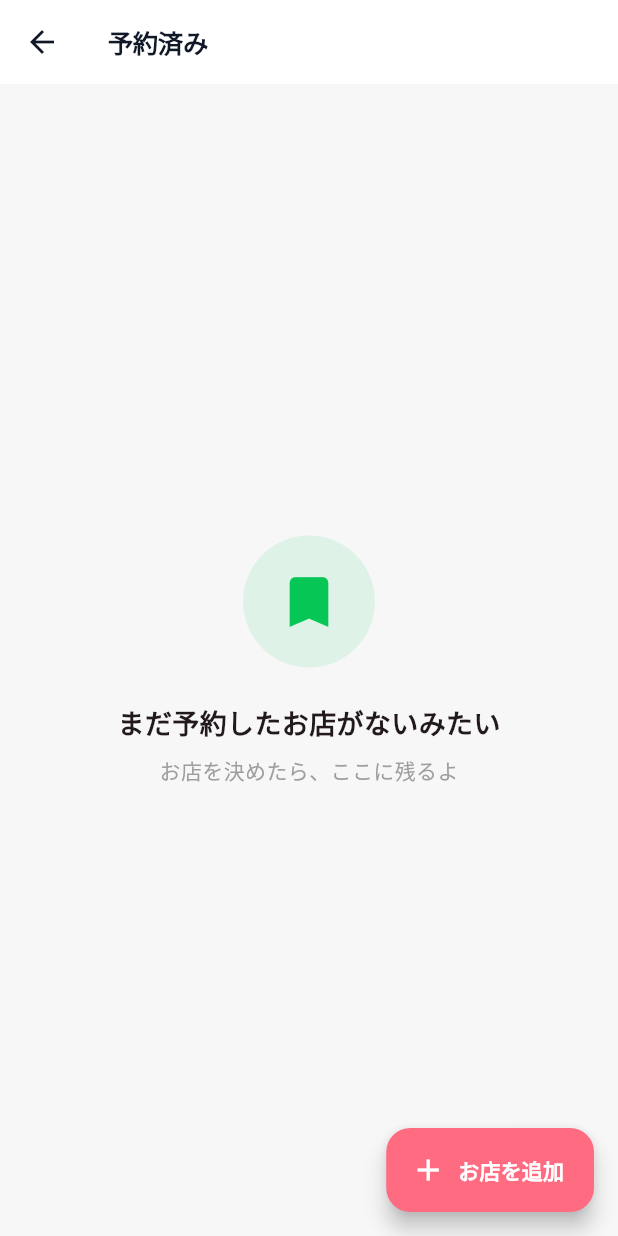
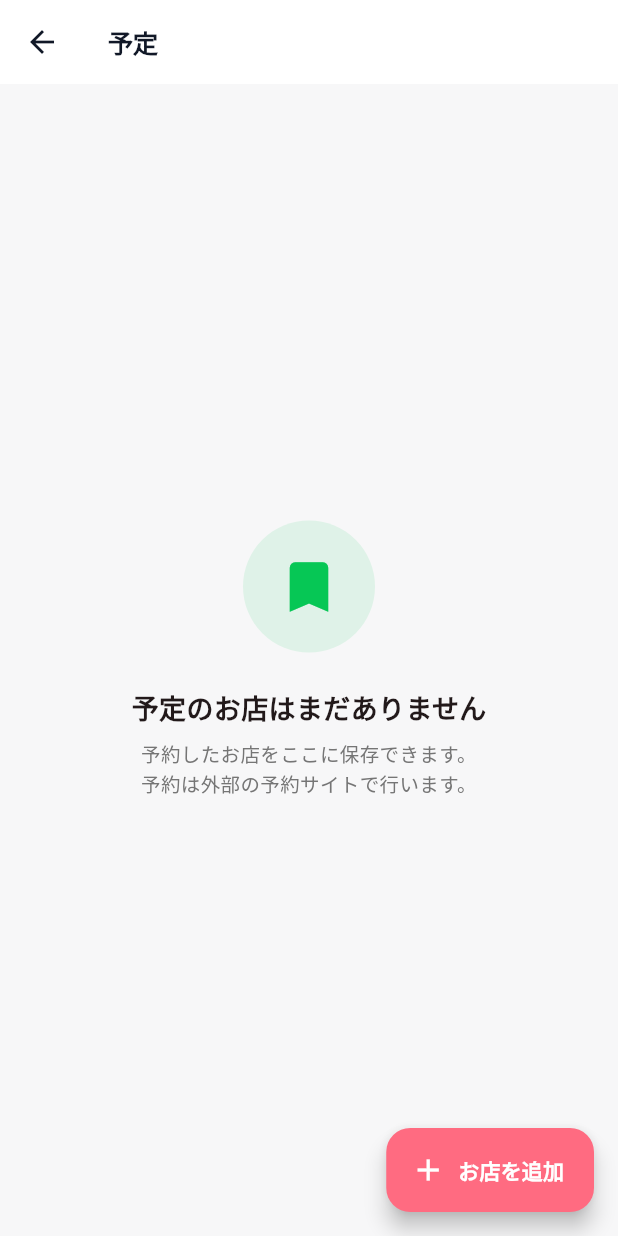
Before and after one commit to iwpbiksrlvt10490424-eng/mannaka, a Flutter app: the ReservedScreen screen opened directly, on a phone screen of 412 x 824 dp. Run offline on Flutter 3.47's test engine with Material 3 defaults, Android fonts, the phone set to English and light mode, and no system bars; our stand-ins replace app_links, cached_network_image, cloud_firestore, firebase_auth, firebase_core, flutter_map and 7 more; accounts and stored records are empty; generated files the repository leaves out were written again; network calls fail.

Commit message:
refactor(copy): UX critique を反映してホーム/詳細/予約済みの文言を整理
- ホーム画面のヒロー: 「集まりやすいお店、見つけよう」→「みんなが集まりやすい\n真ん中のお店を探そう」
- メイン CTA「Aimaを探す」→「真ん中のお店を探す」（home_screen / search_screen / Semantics ラベル / QuickAction ラベルすべて）
- 詳細画面の予約ボタン「予約する」→「予約ページへ進む」+ 補足「外部の予約サイトを開きます」
- 「予約済み」タブを「予定」へリネーム（main_screen ナビ / reserved_screen タイトル / 各種メッセージ / FAQ / チュートリアル / オンボーディング）
- 予定画面の空状態を商用文言に: 「予定のお店はまだありません」+「予約したお店をここに保存できます。予約は外部の予約サイトで行います。」

「Aima」は社内用語でユーザーに通じない / 「予約する」は外部サイト遷移と一致しない / 「予約済み」は機能実態（外部送客のみ）と乖離するため、それぞれ実態と一致した表現へ。

Co-Authored-By: Claude Opus 4.7 (1M context) <noreply@anthropic.com>

```diff
--- a/lib/screens/home_screen.dart
+++ b/lib/screens/home_screen.dart
@@ -367,12 +367,13 @@ class _HomeScreenState extends ConsumerState<HomeScreen> {
                             child: Align(
                               alignment: Alignment.centerLeft,
                               child: Text(
-                                '集まりやすいお店、見つけよう',
+                                'みんなが集まりやすい\n真ん中のお店を探そう',
                                 style: TextStyle(
                                   fontSize: 19,
                                   fontWeight: FontWeight.w800,
                                   color: AppColors.textPrimary,
                                   letterSpacing: -0.5,
+                                  height: 1.35,
                                 ),
                               ),
                             ),
@@ -386,7 +387,7 @@ class _HomeScreenState extends ConsumerState<HomeScreen> {
                                 const SizedBox(height: 4),
                                 // ─── メインCTA ─────────────────────
                                 Semantics(
-                                  label: 'Aimaを探す',
+                                  label: '真ん中のお店を探す',
                                   button: true,
                                   child: GestureDetector(
                                     onTap: () {
@@ -407,7 +408,7 @@ class _HomeScreenState extends ConsumerState<HomeScreen> {
                                               color: Colors.white, size: 20),
                                           SizedBox(width: 8),
                                           Text(
-                                            'Aimaを探す',
+                                            '真ん中のお店を探す',
                                             style: TextStyle(
                                               color: Colors.white,
                                               fontSize: 15,
@@ -908,7 +909,7 @@ class _MascotSheet extends ConsumerWidget {
                 children: [
                   _QuickAction(
                     icon: Icons.search_rounded,
-                    label: 'Aimaを探す',
+                    label: '真ん中のお店を探す',
                     color: AppColors.primary,
                     onTap: () {
                       Navigator.pop(context);
--- a/lib/screens/main_screen.dart
+++ b/lib/screens/main_screen.dart
@@ -147,7 +147,7 @@ class _MainScreenState extends ConsumerState<MainScreen> {
           NavigationDestination(
             icon: Icon(Icons.bookmark_outline),
             selectedIcon: Icon(Icons.bookmark_rounded),
-            label: '予約済み',
+            label: '予定',
           ),
           NavigationDestination(
             icon: Icon(Icons.person_outline_rounded),
--- a/lib/screens/onboarding_screen.dart
+++ b/lib/screens/onboarding_screen.dart
@@ -45,7 +45,7 @@ const _slides = [
   _Slide(
     title: '予約・訪問の記録も。',
     body: '予約できた・行けたお店を手動で追加できます。\nグループ単位で履歴を振り返れます。',
-    caption: '予約済み / 行ったお店 画面の「+」',
+    caption: '予定 / 行ったお店 画面の「+」',
   ),
   _Slide(
     title: '今日から、もっと\n気軽に集まれる。',
--- a/lib/screens/reserved_screen.dart
+++ b/lib/screens/reserved_screen.dart
@@ -27,7 +27,7 @@ class _ReservedScreenState extends ConsumerState<ReservedScreen> {
     return Scaffold(
       backgroundColor: AppColors.background,
       appBar: AppBar(
-        title: const Text('予約済み',
+        title: const Text('予定',
             style: TextStyle(fontWeight: FontWeight.w800, color: AppColors.textPrimary)),
         backgroundColor: AppColors.surface,
         foregroundColor: AppColors.textPrimary,
@@ -63,11 +63,12 @@ class _ReservedScreenState extends ConsumerState<ReservedScreen> {
                 size: 44, color: Color(0xFF06C755)),
           ),
           const SizedBox(height: 24),
-          const Text('まだ予約したお店がないみたい',
+          const Text('予定のお店はまだありません',
               style: TextStyle(fontSize: 18, fontWeight: FontWeight.w600)),
           const SizedBox(height: 8),
-          Text('お店を決めたら、ここに残るよ',
-              style: TextStyle(fontSize: 14, color: Colors.grey.shade500)),
+          Text('予約したお店をここに保存できます。\n予約は外部の予約サイトで行います。',
+              textAlign: TextAlign.center,
+              style: TextStyle(fontSize: 13, color: Colors.grey.shade600, height: 1.5)),
         ],
       ),
     );
--- a/lib/screens/restaurant_detail_screen.dart
+++ b/lib/screens/restaurant_detail_screen.dart
@@ -329,10 +329,10 @@ class _RestaurantDetailScreenState extends ConsumerState<RestaurantDetailScreen>
     );
     ref.read(reservedRestaurantsProvider.notifier).add(entryWithGroup);
     // 「行ったお店」への自動追加は廃止。
-    // 予約済み画面の「決定！行った」ボタンで明示的に追加する。
+    // 予定画面の「決定！行った」ボタンで明示的に追加する。
     if (mounted) {
       ScaffoldMessenger.of(context).showSnackBar(const SnackBar(
-        content: Text('予約済みに保存しました'),
+        content: Text('予定に保存しました'),
         backgroundColor: Color(0xFF10B981),
         behavior: SnackBarBehavior.floating,
       ));
@@ -689,9 +689,14 @@ class _ReserveButton extends StatelessWidget {
 
   @override
   Widget build(BuildContext context) {
+    // ボタン文言: 「予約する」だとアプリ内予約と誤解される可能性があるため
+    // 外部サイト（Hotpepper）に遷移する実態を文言で明示する。
     return Tooltip(
-      message: '予約する',
-      child: SizedBox(
+      message: '予約ページへ進む',
+      child: Column(
+        mainAxisSize: MainAxisSize.min,
+        children: [
+          SizedBox(
             width: double.infinity,
             height: 52,
             child: ElevatedButton(
@@ -700,12 +705,22 @@ class _ReserveButton extends StatelessWidget {
                 backgroundColor: AppColors.primary,
                 foregroundColor: Colors.white,
                 elevation: 0,
-            shape:
-                RoundedRectangleBorder(borderRadius: BorderRadius.circular(14)),
-          ),
-          child: const Text('予約する',
+                shape: RoundedRectangleBorder(
+                    borderRadius: BorderRadius.circular(14)),
+              ),
+              child: const Text('予約ページへ進む',
                   style: TextStyle(fontSize: 16, fontWeight: FontWeight.w700)),
             ),
+          ),
+          const SizedBox(height: 6),
+          Text(
+            '外部の予約サイトを開きます',
+            style: TextStyle(
+              fontSize: 11,
+              color: AppColors.textSecondary,
+            ),
+          ),
+        ],
       ),
     );
   }
--- a/lib/screens/search_screen.dart
+++ b/lib/screens/search_screen.dart
@@ -1021,7 +1021,7 @@ class _SearchButton extends ConsumerWidget {
                         Text(
                           state.occasion != Occasion.none
                               ? '${state.occasion.label}のお店を見つける'
-                              : 'Aimaを探す',
+                              : '真ん中のお店を探す',
                           style: const TextStyle(
                               fontSize: 16, fontWeight: FontWeight.w700),
                           maxLines: 1,
--- a/lib/screens/support_screen.dart
+++ b/lib/screens/support_screen.dart
@@ -33,7 +33,7 @@ class SupportScreen extends StatelessWidget {
     (
       Icons.check_circle_outline_rounded,
       '行ったお店に記録する',
-      '「予約済み」画面の「決定！行った」ボタンを押すと行ったお店に記録されます。誰と行ったかグループ名も残ります。',
+      '「予定」画面の「決定！行った」ボタンを押すと行ったお店に記録されます。誰と行ったかグループ名も残ります。',
     ),
   ];
 
@@ -92,11 +92,11 @@ class SupportScreen extends StatelessWidget {
     ),
     (
       '予約したお店はどこで確認できる？',
-      '「予約済み」タブに保存されます。お店に行ったら「決定！行った」を押すと「行ったお店」に記録が移ります。',
+      '「予定」タブに保存されます。お店に行ったら「決定！行った」を押すと「行ったお店」に記録が移ります。',
     ),
     (
       '行ったお店を手動で追加したい',
-      '履歴画面の「行ったお店」タブ右下の「+」から手動追加できます。予約済み画面も同様です。',
+      '履歴画面の「行ったお店」タブ右下の「+」から手動追加できます。予定画面も同様です。',
     ),
   ];
 
--- a/lib/screens/tutorial_screen.dart
+++ b/lib/screens/tutorial_screen.dart
@@ -60,10 +60,10 @@ class TutorialScreen extends ConsumerWidget {
     ),
     _Section(
       icon: Icons.check_circle_rounded,
-      title: '予約済み・行ったお店を記録',
+      title: '予定・行ったお店を記録',
       body: '予約したお店・行ったお店を手動で追加して\n'
           'グループ単位で記録を振り返れます。',
-      where: '予約済み / 行ったお店 画面の「+」',
+      where: '予定 / 行ったお店 画面の「+」',
     ),
     _Section(
       icon: Icons.filter_list_rounded,
--- a/lib/widgets/manual_restaurant_add_sheet.dart
+++ b/lib/widgets/manual_restaurant_add_sheet.dart
@@ -124,7 +124,7 @@ class _ManualRestaurantAddSheetState
     Navigator.of(context).pop();
     ScaffoldMessenger.of(context).showSnackBar(SnackBar(
       content: Text(_target == AddTarget.reserved
-          ? '予約済みに追加しました'
+          ? '予定に追加しました'
           : '行ったお店に追加しました'),
       backgroundColor: AppColors.primary,
       behavior: SnackBarBehavior.floating,
@@ -171,7 +171,7 @@ class _ManualRestaurantAddSheetState
               ),
               child: Row(
                 children: [
-                  Expanded(child: _targetTab('予約済み', AddTarget.reserved)),
+                  Expanded(child: _targetTab('予定', AddTarget.reserved)),
                   Expanded(child: _targetTab('行ったお店', AddTarget.visited)),
                 ],
               ),
```
Lines whose indentation alone changed are shown as unchanged.
